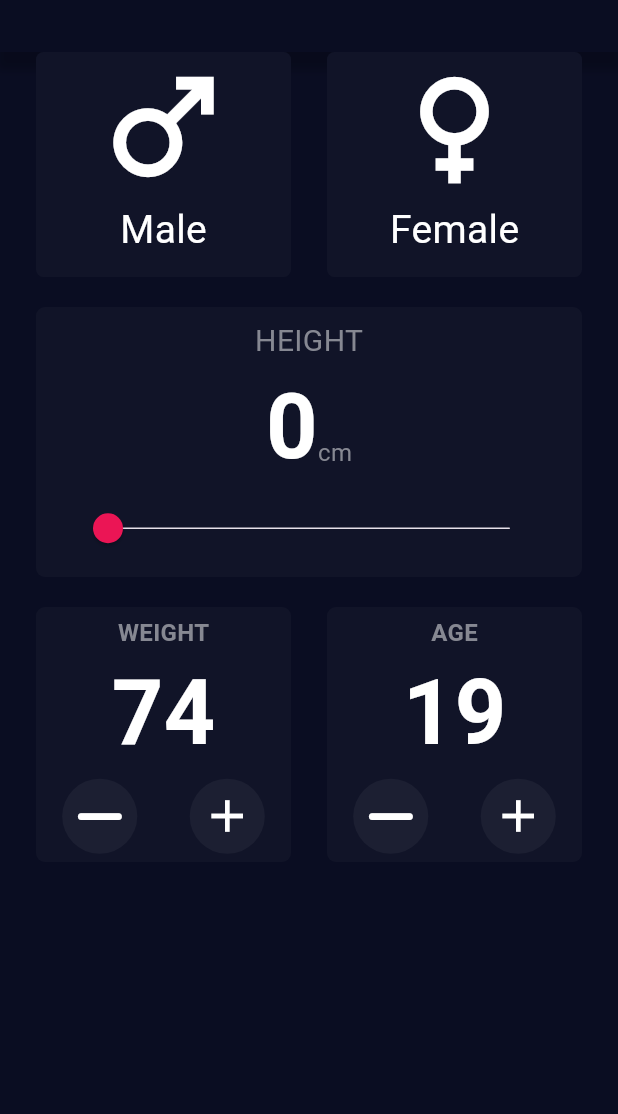
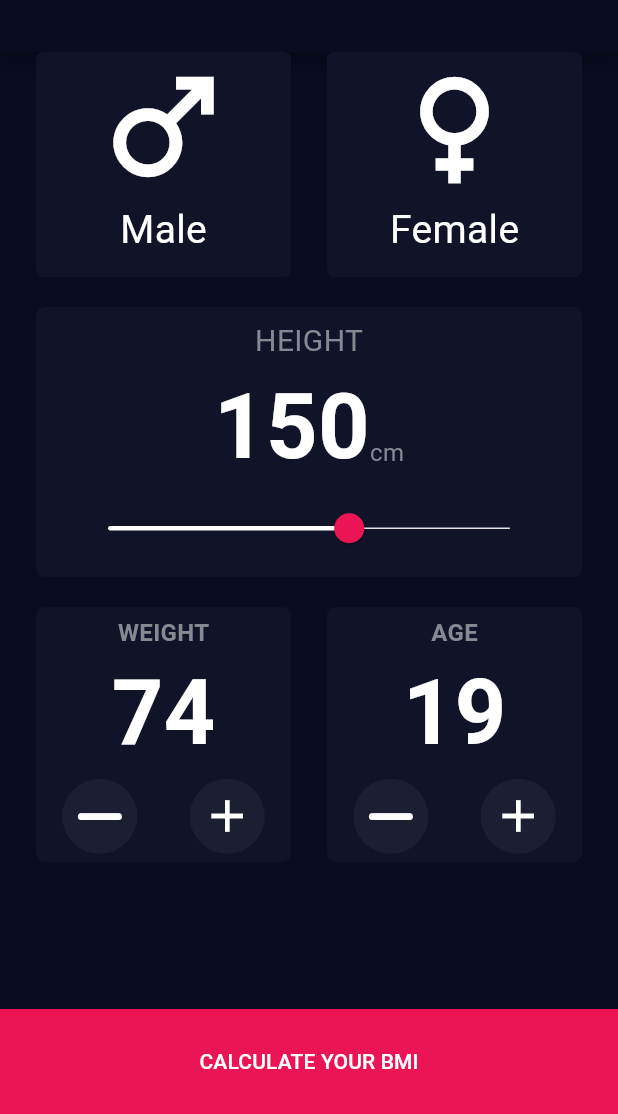
Before and after one commit to Youssef-Mustafa/Bmi-Calculator-Using-Flutter, a Flutter app: the screen it shows after launch, on a phone screen of 412 x 824 dp, the part 122-1236 px from its top. Run offline on Flutter 3.47's test engine with Material 3 defaults, Android fonts, the phone set to English and light mode, and no system bars; our stand-ins replace font_awesome_flutter.

Commit message:
add custom button and Finish Home view

```diff
--- a/lib/views/home_view.dart
+++ b/lib/views/home_view.dart
@@ -2,6 +2,7 @@ import 'package:bmi_calculator/widgets/boxes/custom_box.dart';
 import 'package:bmi_calculator/widgets/boxes/gender_box.dart';
 import 'package:bmi_calculator/widgets/boxes/height_box.dart';
 import 'package:bmi_calculator/widgets/custom_app_bar.dart';
+import 'package:bmi_calculator/widgets/custom_button.dart';
 import 'package:flutter/material.dart';
 
 class HomeView extends StatelessWidget {
@@ -54,6 +55,8 @@ class HomeView extends StatelessWidget {
               ],
             ),
           ),
+          Spacer(),
+          CustomButton(),
         ],
       ),
     );
--- a/lib/widgets/boxes/custom_box.dart
+++ b/lib/widgets/boxes/custom_box.dart
@@ -1,4 +1,5 @@
 import 'package:bmi_calculator/constant.dart';
+import 'package:bmi_calculator/widgets/custom_icon.dart';
 import 'package:flutter/material.dart';
 import 'package:font_awesome_flutter/font_awesome_flutter.dart';
 
@@ -72,25 +73,3 @@ class _CustomBoxState extends State<CustomBox> {
     );
   }
 }
-
-class CustomIcon extends StatelessWidget {
-  const CustomIcon({
-    super.key,
-    required this.icon,
-  });
-  final IconData icon;
-  @override
-  Widget build(BuildContext context) {
-    return Container(
-      width: 50,
-      height: 50,
-      decoration: BoxDecoration(
-          color: Color(0xff1c1f32), borderRadius: BorderRadius.circular(50)),
-      child: Icon(
-        icon,
-        color: kTextSecondaryColor,
-        size: 36,
-      ),
-    );
-  }
-}
--- a/lib/widgets/boxes/height_box.dart
+++ b/lib/widgets/boxes/height_box.dart
@@ -10,7 +10,7 @@ class HeightBox extends StatefulWidget {
 }
 
 class _HeightBoxState extends State<HeightBox> {
-  double value = 0;
+  double value = 150;
   @override
   Widget build(BuildContext context) {
     return Container(
--- /dev/null
+++ b/lib/widgets/custom_button.dart
@@ -0,0 +1,25 @@
+import 'package:bmi_calculator/constant.dart';
+import 'package:flutter/material.dart';
+
+class CustomButton extends StatelessWidget {
+  const CustomButton({super.key});
+
+  @override
+  Widget build(BuildContext context) {
+    return SizedBox(
+      width: double.infinity,
+      height: 70,
+      child: ElevatedButton(
+        style: ElevatedButton.styleFrom(
+          backgroundColor: kButtonsColor,
+          shape: RoundedRectangleBorder(borderRadius: BorderRadius.circular(0)),
+        ),
+        onPressed: () {},
+        child: Text(
+          'Calculate your bmi'.toUpperCase(),
+          style: const TextStyle(color: kTextSecondaryColor),
+        ),
+      ),
+    );
+  }
+}
--- /dev/null
+++ b/lib/widgets/custom_icon.dart
@@ -0,0 +1,25 @@
+import 'package:bmi_calculator/constant.dart';
+import 'package:flutter/material.dart';
+
+class CustomIcon extends StatelessWidget {
+  const CustomIcon({
+    super.key,
+    required this.icon,
+  });
+  final IconData icon;
+  @override
+  Widget build(BuildContext context) {
+    return Container(
+      width: 50,
+      height: 50,
+      decoration: BoxDecoration(
+          color: const Color(0xff1c1f32),
+          borderRadius: BorderRadius.circular(50)),
+      child: Icon(
+        icon,
+        color: kTextSecondaryColor,
+        size: 36,
+      ),
+    );
+  }
+}
```
